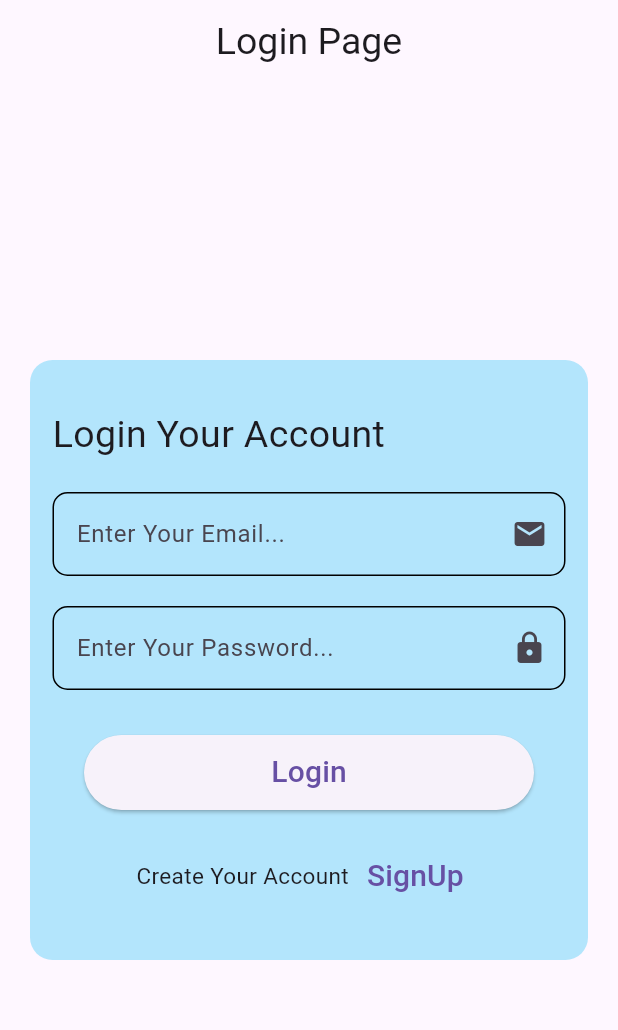
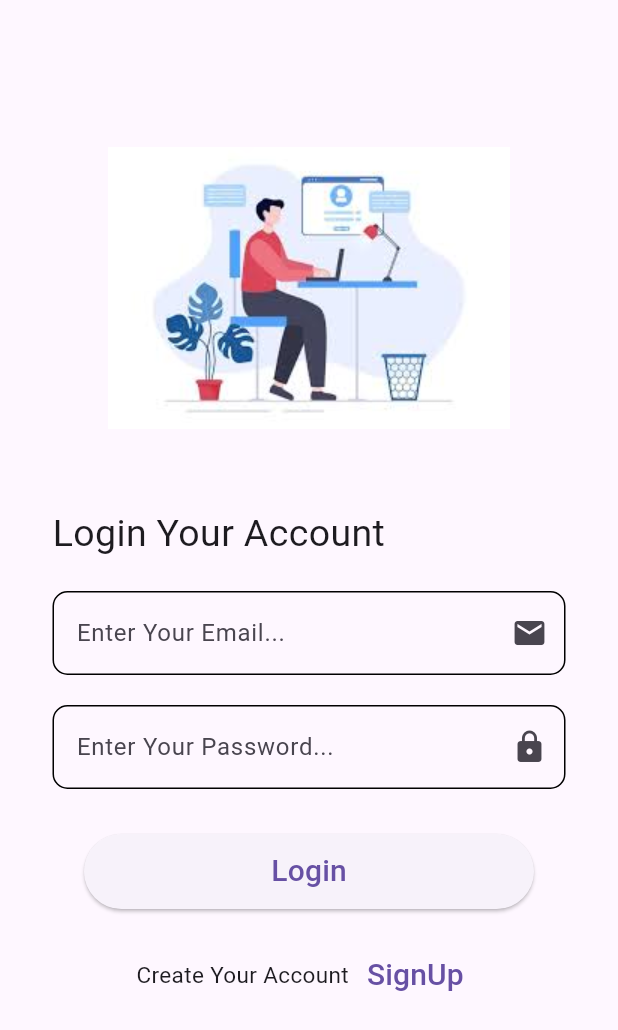
Before and after one commit to kumartarun07/ecommerce, a Flutter app: the screen it shows after launch, on a phone screen of 412 x 824 dp. Shown: the top 1030 px of the screen. Run offline on Flutter 3.47's test engine with Material 3 defaults, Android fonts, the phone set to English and light mode, and no system bars.

Commit message:
images added, and more changes

```diff
--- a/lib/ui_helper/app_containts.dart
+++ b/lib/ui_helper/app_containts.dart
@@ -24,8 +24,8 @@ class earbuds
 {
   static final List<Map<String,dynamic>>pic=[
 
-    {'name':'Shoes','pic':'assets/images/earbuds.webp'},
-    {'name':'Beauty','pic':'assets/images/sweter.webp'},
+    {'name':'Earbuds','pic':'assets/images/earbuds.webp'},
+    {'name':'Sweater','pic':'assets/images/sweter.webp'},
     {'name':'Women Fashion','pic':'assets/images/women_fasion.webp'},
     {'name':'Jewelry','pic':'assets/images/jewellary.webp'},
     {'name':'Men Fashion','pic':'assets/images/mens.webp'},
--- a/lib/ui_page/login_page.dart
+++ b/lib/ui_page/login_page.dart
@@ -1,5 +1,3 @@
-import 'dart:math';
-
 import 'package:ecommerce/ui_helper/widget_page.dart';
 import 'package:ecommerce/ui_page/bottom_page.dart';
 import 'package:ecommerce/ui_page/signup_page.dart';
@@ -13,13 +11,14 @@ class LoginPage extends StatelessWidget
   Widget build(BuildContext context)
   {
     return Scaffold(
-      appBar: AppBar(title: Text("Login Page",style: TextStyle(fontSize: 25),),centerTitle: true,),
-      body: Center(
-        child: Container(
+        body: SafeArea(
+          child: Column(mainAxisAlignment: MainAxisAlignment.center,
+          children: [
+            Image(image: AssetImage("assets/login/login.jpeg"),fit: BoxFit.cover,),
+            Container(
               height: 400,
               width: MediaQuery.of(context).size.width,
               decoration: BoxDecoration(borderRadius: BorderRadius.circular(15),
-            color: Colors.primaries[Random().nextInt(Colors.primaries.length-1)].shade100,
               ),
               margin: EdgeInsets.all(20),
               padding: EdgeInsets.symmetric(horizontal: 15),
@@ -44,13 +43,14 @@ class LoginPage extends StatelessWidget
                       TextButton(onPressed: (){
                         Navigator.push(context, MaterialPageRoute(builder: (context)=>SignupPage()));
                          }, child: Text("SignUp",style: TextStyle(fontSize: 20),),),
-
                     ],
                   )
 
                 ],
               ),
             ),
+          ],
+                ),
         ),
     );
   }
--- a/pubspec.yaml
+++ b/pubspec.yaml
@@ -63,6 +63,7 @@ flutter:
   assets:
     - assets/images/
     - assets/splash/
+    - assets/login/login.jpeg
   #   - images/a_dot_ham.jpeg
 
   # An image asset can refer to one or more resolution-specific "variants", see
```
Also changed, not shown: lib/ui_helper/my_custom_widget.dart (deleted, +0 -15 lines), lib/ui_page/detail.dart (+13 -10 lines), lib/ui_page/myhome.dart (+10 -7 lines), assets/login/login.jpeg (added). Lines whose indentation alone changed are shown as unchanged.
